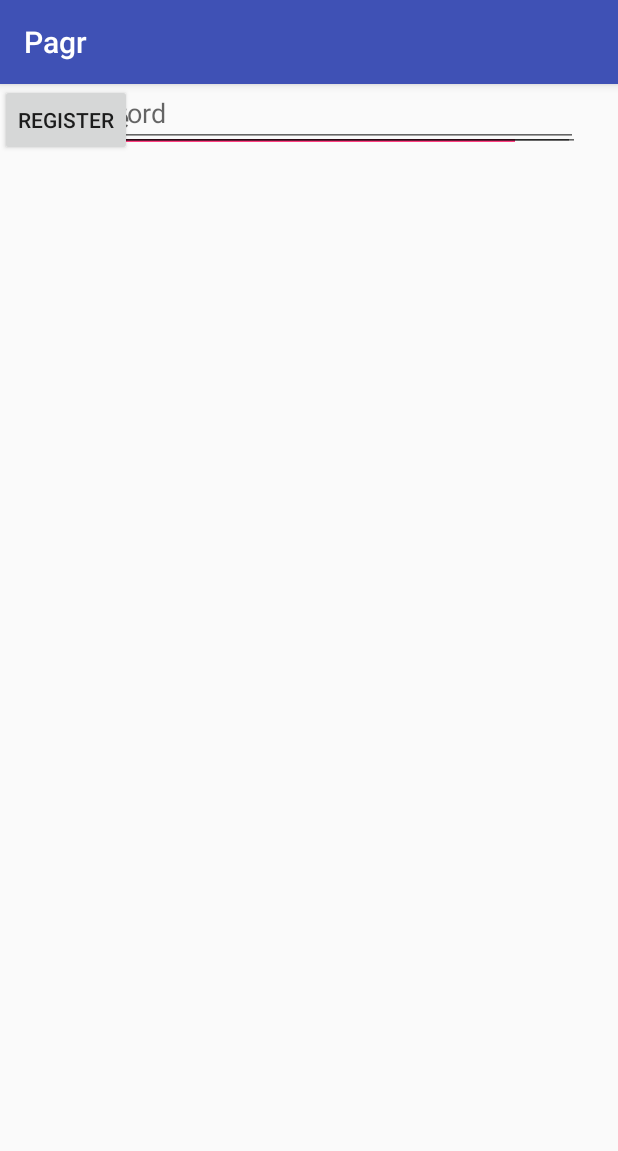
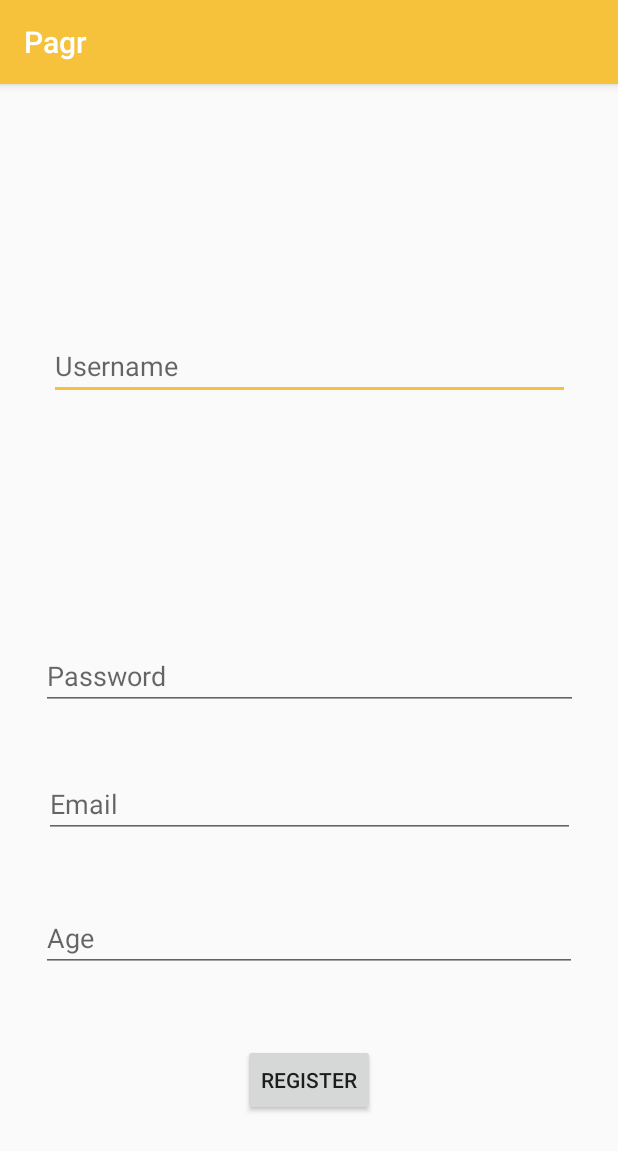
Before and after one commit to Kozhin96/PagrMobileApp, an Android app: the RegisterActivity screen opened directly, with no data from a screen before it, on a phone screen of 412 x 824 dp. Shown: the top 1151 px of the screen. Run offline under Robolectric (Android 15) with nearby library versions, the phone set to English and light mode, and no system bars.

Commit message:
updated front end

```diff
--- a/app/src/main/res/layout/activity_register.xml
+++ b/app/src/main/res/layout/activity_register.xml
@@ -10,58 +10,70 @@
         android:id="@+id/userName"
         android:layout_width="347dp"
         android:layout_height="wrap_content"
+        android:layout_marginBottom="8dp"
+        android:layout_marginEnd="8dp"
+        android:layout_marginStart="8dp"
+        android:layout_marginTop="8dp"
         android:ems="10"
         android:hint="Username"
         android:inputType="textPersonName"
-        tools:layout_editor_absoluteX="19dp"
-        tools:layout_editor_absoluteY="16dp" />
+        app:layout_constraintBottom_toTopOf="@+id/userPassword"
+        app:layout_constraintEnd_toEndOf="parent"
+        app:layout_constraintStart_toStartOf="parent"
+        app:layout_constraintTop_toTopOf="parent" />
 
     <EditText
         android:id="@+id/userPassword"
         android:layout_width="358dp"
         android:layout_height="42dp"
+        android:layout_marginBottom="40dp"
         android:layout_marginEnd="8dp"
         android:layout_marginStart="8dp"
         android:ems="10"
         android:hint="Password"
         android:inputType="textPassword"
+        app:layout_constraintBottom_toTopOf="@+id/userEmail"
         app:layout_constraintEnd_toEndOf="parent"
-        app:layout_constraintStart_toStartOf="parent"
-        tools:layout_editor_absoluteY="79dp" />
+        app:layout_constraintStart_toStartOf="parent" />
 
     <EditText
         android:id="@+id/userAge"
         android:layout_width="357dp"
         android:layout_height="wrap_content"
+        android:layout_marginBottom="48dp"
         android:layout_marginEnd="8dp"
         android:layout_marginStart="8dp"
         android:ems="10"
         android:hint="Age"
         android:inputType="number"
+        app:layout_constraintBottom_toTopOf="@+id/bRegister"
         app:layout_constraintEnd_toEndOf="parent"
-        app:layout_constraintHorizontal_bias="0.545"
-        app:layout_constraintStart_toStartOf="parent"
-        tools:layout_editor_absoluteY="207dp" />
+        app:layout_constraintStart_toStartOf="parent" />
 
     <Button
         android:id="@+id/bRegister"
         android:layout_width="wrap_content"
         android:layout_height="wrap_content"
+        android:layout_marginBottom="80dp"
+        android:layout_marginEnd="8dp"
+        android:layout_marginStart="8dp"
         android:text="Register"
-        tools:layout_editor_absoluteX="135dp"
-        tools:layout_editor_absoluteY="369dp" />
+        app:layout_constraintBottom_toBottomOf="parent"
+        app:layout_constraintEnd_toEndOf="parent"
+        app:layout_constraintStart_toStartOf="parent" />
 
     <EditText
         android:id="@+id/userEmail"
         android:layout_width="354dp"
         android:layout_height="wrap_content"
+        android:layout_marginBottom="44dp"
         android:layout_marginEnd="8dp"
         android:layout_marginStart="8dp"
         android:ems="10"
         android:hint="Email"
         android:inputType="textEmailAddress"
+        app:layout_constraintBottom_toTopOf="@+id/userAge"
         app:layout_constraintEnd_toEndOf="parent"
-        app:layout_constraintStart_toStartOf="parent"
-        tools:layout_editor_absoluteY="140dp" />
+        app:layout_constraintStart_toStartOf="parent" />
 
 </android.support.constraint.ConstraintLayout>
--- a/app/src/main/res/values/colors.xml
+++ b/app/src/main/res/values/colors.xml
@@ -1,6 +1,6 @@
 <?xml version="1.0" encoding="utf-8"?>
 <resources>
-    <color name="colorPrimary">#3F51B5</color>
-    <color name="colorPrimaryDark">#303F9F</color>
-    <color name="colorAccent">#FF4081</color>
+    <color name="colorPrimary">#F6C23B</color>
+    <color name="colorPrimaryDark">#F6C23B</color>
+    <color name="colorAccent">#F6C23B</color>
 </resources>
```
Also changed, not shown: app/src/main/res/layout/activity_login.xml (+17 -9 lines).
